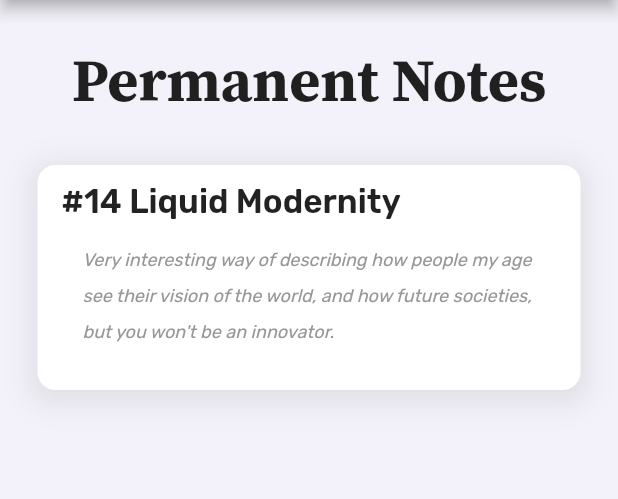
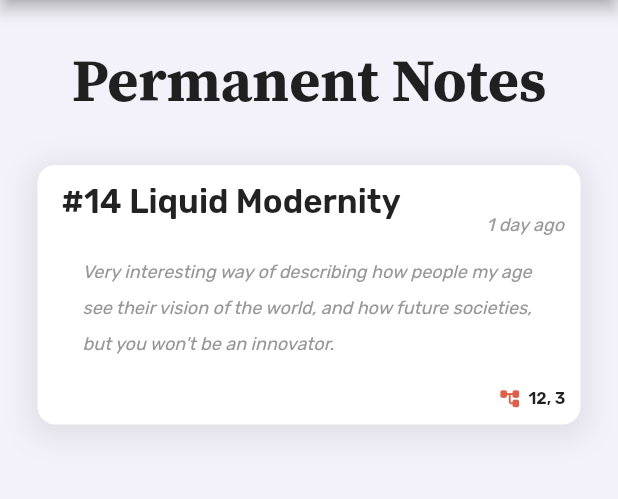
Before and after one commit to reveries-co/frontend, a Flutter app: the screen it shows after launch, on a phone screen of 412 x 824 dp, the part 84-583 px from its top. Run offline on Flutter 3.47's test engine with Material 2 defaults, Android fonts, the phone set to English and light mode, and no system bars; our stand-ins replace google_sign_in; missing offline and left inert: google_sign_in_web; project files that could hold a hidden picture were left out.

Commit message:
Added more elements to the Note Card.

```diff
--- a/lib/demo_screen.dart
+++ b/lib/demo_screen.dart
@@ -1,5 +1,4 @@
 import 'package:flutter/material.dart';
-
 import 'google_signin.dart';
 
 class DemoScreen extends StatelessWidget {
@@ -76,6 +75,9 @@ class DemoScreen extends StatelessWidget {
                   child: Column(
                     crossAxisAlignment: CrossAxisAlignment.start,
                     children: [
+                      Container(
+                        alignment: Alignment.topLeft,
+                        child:
                           Padding(
                             padding: const EdgeInsets.all(1.0),
                             child: Text(
@@ -85,6 +87,23 @@ class DemoScreen extends StatelessWidget {
                                 height: 1.2,
                                 fontWeight: FontWeight.w600,
                                 fontSize: 22.0,
+                              ),
+                            ),
+                          ),
+                      ),
+                  Container(
+                          alignment: Alignment.topRight,
+                            child: Padding(
+                              padding: const EdgeInsets.all(1.0),
+                              child: Text(
+                                '1 day ago',
+                                style: TextStyle(
+                                  fontFamily: 'Rubik',
+                                  height: 0.5,
+                                  fontStyle: FontStyle.italic,
+                                  fontSize: 12.0,
+                                  color: Color(0xFF979797),
+                                ),
                               ),
                             ),
                           ),
@@ -100,8 +119,25 @@ class DemoScreen extends StatelessWidget {
                             color: Color(0xFF979797),
                           ),
                         ),
-                      )
+                      ),
+                      Row(
+                        mainAxisAlignment: MainAxisAlignment.end,
+                        children: <Widget>[
+                          Icon(
+                            Icons.account_tree_rounded,
+                          color: Color(0xFFE35D47),
+                            size: 15.0,
+                        ),
+                          Text("  12, 3",
+                            style: TextStyle(
+                            fontFamily: 'Rubik',
+                            height: 1.2,
+                            fontWeight: FontWeight.w600,
+                            fontSize: 11.0,
+                          ),)
                       ],
+                       ),
+                    ]
                   ),
                 ),
               ],
```
Also changed, not shown: lib/bottombar.dart (added, +52 -0 lines), lib/generated_plugin_registrant.dart (added, +16 -0 lines). Lines whose indentation alone changed are shown as unchanged.
